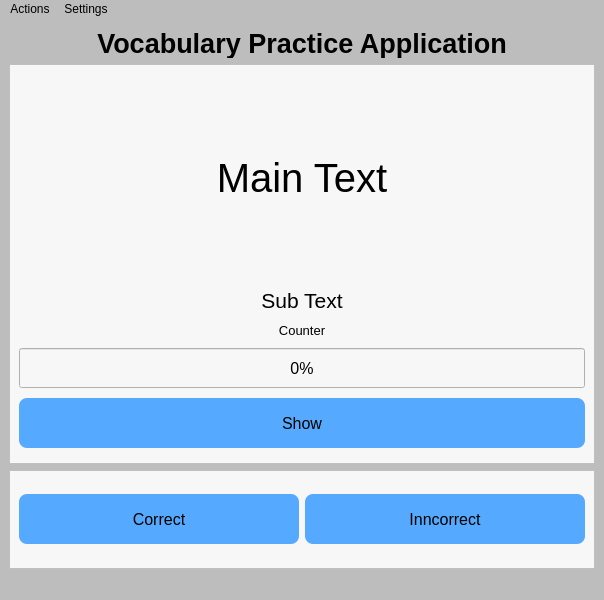
This is src/assets/app.ui in petern2599/Vocabulary-Practice-App as Qt 5 draws it before an edit. The edited form follows.
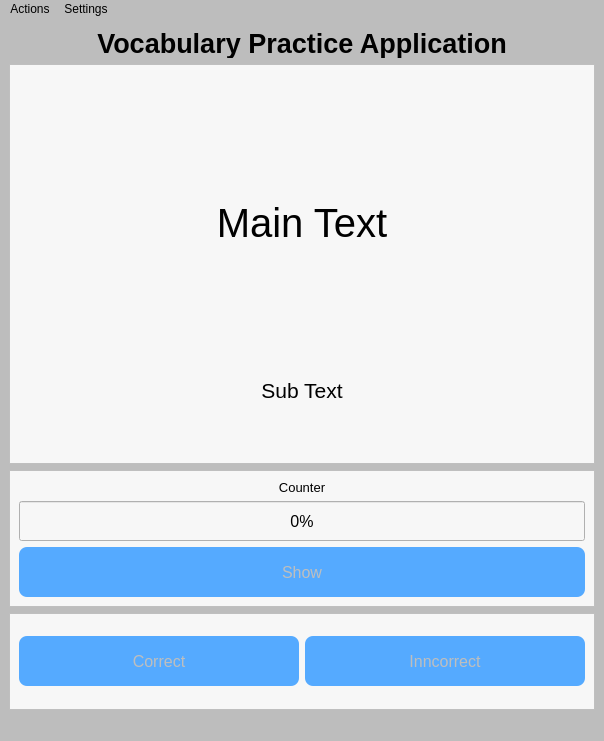
This is the edited form.

Commit message: added JSON logger and modified ui

What changed in the file:
```diff
--- a/src/assets/app.ui
+++ b/src/assets/app.ui
@@ -7,7 +7,7 @@
     <x>0</x>
     <y>0</y>
     <width>604</width>
-    <height>600</height>
+    <height>741</height>
    </rect>
   </property>
   <property name="windowTitle">
@@ -141,6 +141,27 @@
          </property>
         </widget>
        </item>
+      </layout>
+     </widget>
+    </item>
+    <item>
+     <widget class="QFrame" name="frame_3">
+      <property name="minimumSize">
+       <size>
+        <width>300</width>
+        <height>100</height>
+       </size>
+      </property>
+      <property name="styleSheet">
+       <string notr="true">background-color: rgb(247, 247, 247);</string>
+      </property>
+      <property name="frameShape">
+       <enum>QFrame::StyledPanel</enum>
+      </property>
+      <property name="frameShadow">
+       <enum>QFrame::Raised</enum>
+      </property>
+      <layout class="QVBoxLayout" name="verticalLayout_3">
        <item>
         <widget class="QLabel" name="counter_text_label">
          <property name="minimumSize">
@@ -208,6 +229,9 @@
        </item>
        <item>
         <widget class="QPushButton" name="show_button">
+         <property name="enabled">
+          <bool>false</bool>
+         </property>
          <property name="minimumSize">
           <size>
            <width>0</width>
@@ -275,6 +299,9 @@
       <layout class="QHBoxLayout" name="horizontalLayout">
        <item>
         <widget class="QPushButton" name="correct_button">
+         <property name="enabled">
+          <bool>false</bool>
+         </property>
          <property name="minimumSize">
           <size>
            <width>0</width>
@@ -307,6 +334,9 @@
        </item>
        <item>
         <widget class="QPushButton" name="incorrect_button">
+         <property name="enabled">
+          <bool>false</bool>
+         </property>
          <property name="minimumSize">
           <size>
            <width>0</width>
```
The commit also changes 2 other files.
